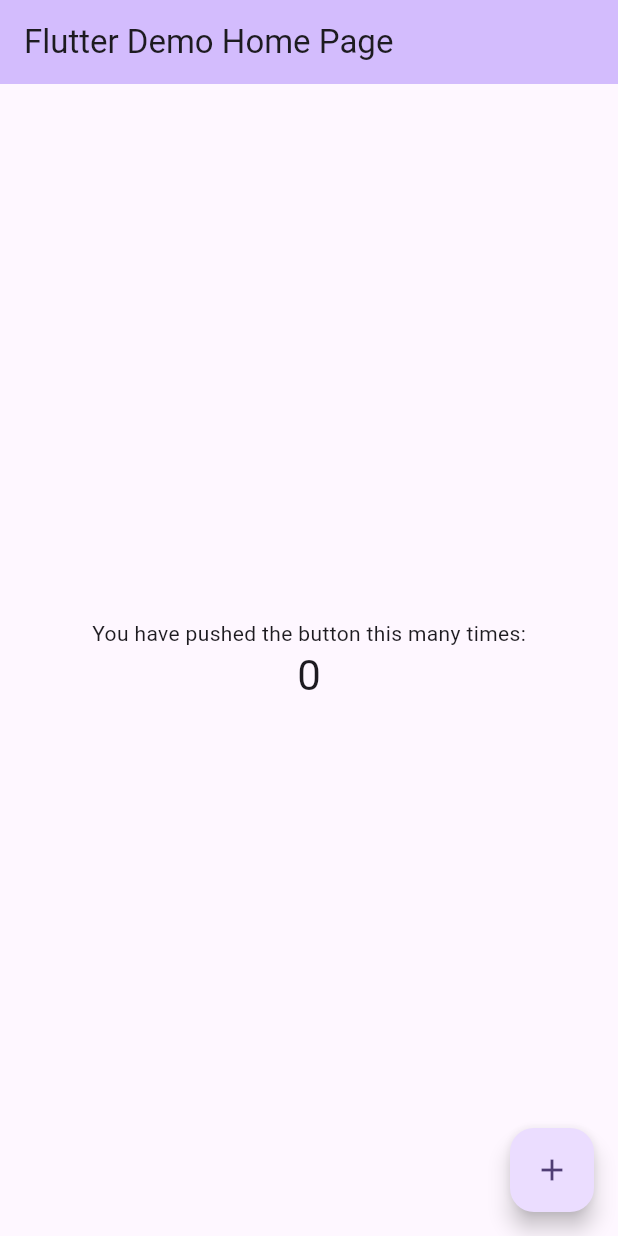
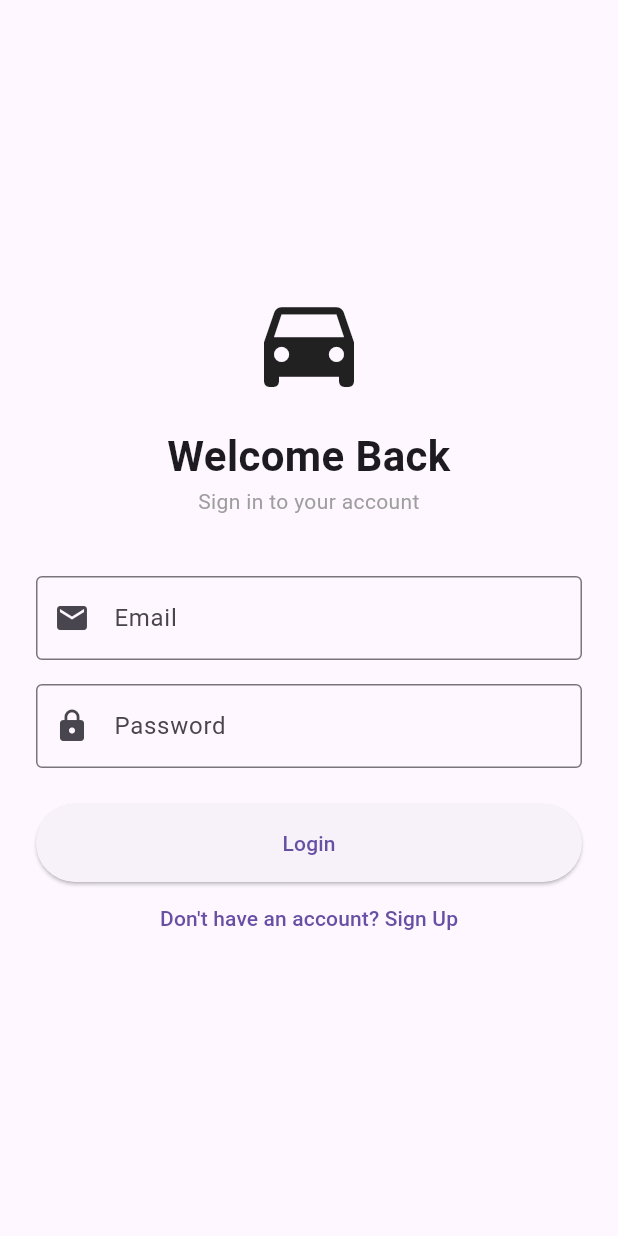
Before and after one commit to ram-rider/random, a Flutter app: the screen it shows after launch, on a phone screen of 412 x 824 dp. Run offline on Flutter 3.47's test engine with Material 3 defaults, Android fonts, the light colour scheme and no system bars; our stand-ins replace cloud_firestore, firebase_auth, firebase_core; accounts and stored records are empty; generated files the repository leaves out were written again.

Commit message:
login logic

```diff
--- /dev/null
+++ b/lib/features/auth/screens/auth_gate.dart
@@ -0,0 +1,24 @@
+import 'package:firebase_auth/firebase_auth.dart';
+import 'package:flutter/material.dart';
+import 'package:random/features/auth/screens/login.dart'; // Replace your_app_name
+import 'package:random/features/dashboard/screens/home.dart'; // Replace your_app_name
+
+class AuthGate extends StatelessWidget {
+  const AuthGate({super.key});
+
+  @override
+  Widget build(BuildContext context) {
+    return StreamBuilder<User?>(
+      stream: FirebaseAuth.instance.authStateChanges(),
+      builder: (context, snapshot) {
+        // User is not signed in
+        if (!snapshot.hasData) {
+          return const LoginScreen();
+        }
+
+        // User is signed in
+        return const HomeScreen();
+      },
+    );
+  }
+}
--- a/lib/features/auth/screens/login.dart
+++ b/lib/features/auth/screens/login.dart
@@ -0,0 +1,106 @@
+import 'package:flutter/material.dart';
+import 'package:random/features/auth/screens/register.dart'; // Replace your_app_name
+import 'package:random/features/auth/services/auth_service.dart'; // Replace your_app_name
+
+class LoginScreen extends StatefulWidget {
+  const LoginScreen({super.key});
+
+  @override
+  State<LoginScreen> createState() => _LoginScreenState();
+}
+
+class _LoginScreenState extends State<LoginScreen> {
+  final _formKey = GlobalKey<FormState>();
+  final _emailController = TextEditingController();
+  final _passwordController = TextEditingController();
+  final _authService = AuthService();
+  bool _isLoading = false;
+
+  @override
+  void dispose() {
+    _emailController.dispose();
+    _passwordController.dispose();
+    super.dispose();
+  }
+
+  Future<void> _login() async {
+    if (!_formKey.currentState!.validate()) return;
+
+    setState(() => _isLoading = true);
+
+    try {
+      await _authService.signInWithEmailPassword(
+        _emailController.text.trim(),
+        _passwordController.text.trim(),
+      );
+      // AuthGate will handle navigation
+    } catch (e) {
+      if (mounted) {
+        ScaffoldMessenger.of(context).showSnackBar(
+          SnackBar(
+            content: Text(e.toString().contains('invalid-credential')
+                ? 'Incorrect email or password.'
+                : 'An error occurred. Please try again.'),
+            backgroundColor: Theme.of(context).colorScheme.error,
+          ),
+        );
+      }
+    } finally {
+      if (mounted) setState(() => _isLoading = false);
+    }
+  }
+
+  @override
+  Widget build(BuildContext context) {
+    return Scaffold(
+      body: SafeArea(
+        child: Center(
+          child: SingleChildScrollView(
+            padding: const EdgeInsets.all(24.0),
+            child: Form(
+              key: _formKey,
+              child: Column(
+                mainAxisAlignment: MainAxisAlignment.center,
+                crossAxisAlignment: CrossAxisAlignment.stretch,
+                children: [
+                  const Icon(Icons.directions_car, size: 80),
+                  const SizedBox(height: 16),
+                  const Text('Welcome Back', textAlign: TextAlign.center, style: TextStyle(fontSize: 28, fontWeight: FontWeight.bold)),
+                  const Text('Sign in to your account', textAlign: TextAlign.center, style: TextStyle(color: Colors.grey)),
+                  const SizedBox(height: 40),
+                  TextFormField(
+                    controller: _emailController,
+                    decoration: const InputDecoration(labelText: 'Email', prefixIcon: Icon(Icons.email), border: OutlineInputBorder()),
+                    keyboardType: TextInputType.emailAddress,
+                    validator: (v) => v!.isEmpty ? 'Please enter an email.' : null,
+                  ),
+                  const SizedBox(height: 16),
+                  TextFormField(
+                    controller: _passwordController,
+                    decoration: const InputDecoration(labelText: 'Password', prefixIcon: Icon(Icons.lock), border: OutlineInputBorder()),
+                    obscureText: true,
+                    validator: (v) => v!.isEmpty ? 'Please enter a password.' : null,
+                  ),
+                  const SizedBox(height: 24),
+                  _isLoading
+                      ? const Center(child: CircularProgressIndicator())
+                      : ElevatedButton(
+                    onPressed: _login,
+                    style: ElevatedButton.styleFrom(padding: const EdgeInsets.symmetric(vertical: 16)),
+                    child: const Text('Login'),
+                  ),
+                  TextButton(
+                    onPressed: () => Navigator.of(context).pushReplacement(
+                      MaterialPageRoute(builder: (_) => const RegisterScreen()),
+                    ),
+                    child: const Text("Don't have an account? Sign Up"),
+                  )
+                ],
+              ),
+            ),
+          ),
+        ),
+      ),
+    );
+  }
+}
--- /dev/null
+++ b/lib/features/auth/services/auth_service.dart
@@ -0,0 +1,54 @@
+import 'package:firebase_auth/firebase_auth.dart';
+import 'package:cloud_firestore/cloud_firestore.dart';
+
+class AuthService {
+  final FirebaseAuth _auth = FirebaseAuth.instance;
+  final FirebaseFirestore _firestore = FirebaseFirestore.instance;
+
+  // Get the stream of auth state changes
+  Stream<User?> get authStateChanges => _auth.authStateChanges();
+
+  // Sign Up with Email & Password
+  Future<UserCredential?> signUpWithEmailPassword(String name, String email, String password) async {
+    try {
+      // Create user in Firebase Authentication
+      UserCredential userCredential = await _auth.createUserWithEmailAndPassword(
+        email: email,
+        password: password,
+      );
+
+      // After creation, save user info to Firestore
+      await _firestore.collection('users').doc(userCredential.user!.uid).set({
+        'uid': userCredential.user!.uid,
+        'name': name,
+        'email': email,
+        // Add other fields like 'profilePicUrl': null initially
+      });
+
+      return userCredential;
+    } on FirebaseAuthException catch (e) {
+      // You can handle specific errors here if you want
+      print(e.message);
+      rethrow; // Rethrow the exception to be caught in the UI
+    }
+  }
+
+  // Sign In with Email & Password
+  Future<UserCredential?> signInWithEmailPassword(String email, String password) async {
+    try {
+      UserCredential userCredential = await _auth.signInWithEmailAndPassword(
+        email: email,
+        password: password,
+      );
+      return userCredential;
+    } on FirebaseAuthException catch (e) {
+      print(e.message);
+      rethrow;
+    }
+  }
+
+  // Sign Out
+  Future<void> signOut() async {
+    await _auth.signOut();
+  }
+}
--- a/lib/main.dart
+++ b/lib/main.dart
@@ -1,122 +1,39 @@
 import 'package:flutter/material.dart';
+import 'package:firebase_core/firebase_core.dart';
+import 'package:random/features/auth/screens/auth_gate.dart'; // Replace your_app_name
+import 'firebase_options.dart'; // Generated by FlutterFire CLI
 
-void main() {
+void main() async {
+  // Ensure Flutter bindings are initialized
+  WidgetsFlutterBinding.ensureInitialized();
+
+  // Initialize Firebase
+  await Firebase.initializeApp(
+    options: DefaultFirebaseOptions.currentPlatform,
+  );
+
   runApp(const MyApp());
 }
 
 class MyApp extends StatelessWidget {
   const MyApp({super.key});
 
-  // This widget is the root of your application.
   @override
   Widget build(BuildContext context) {
     return MaterialApp(
-      title: 'Flutter Demo',
+      title: 'Lift Share App',
+      debugShowCheckedModeBanner: false,
       theme: ThemeData(
-        // This is the theme of your application.
-        //
-        // TRY THIS: Try running your application with "flutter run". You'll see
-        // the application has a purple toolbar. Then, without quitting the app,
-        // try changing the seedColor in the colorScheme below to Colors.green
-        // and then invoke "hot reload" (save your changes or press the "hot
-        // reload" button in a Flutter-supported IDE, or press "r" if you used
-        // the command line to start the app).
-        //
-        // Notice that the counter didn't reset back to zero; the application
-        // state is not lost during the reload. To reset the state, use hot
-        // restart instead.
-        //
-        // This works for code too, not just values: Most code changes can be
-        // tested with just a hot reload.
-        colorScheme: ColorScheme.fromSeed(seedColor: Colors.deepPurple),
+        primarySwatch: Colors.blue,
+        useMaterial3: true,
+        inputDecorationTheme: InputDecorationTheme(
+          border: OutlineInputBorder(
+            borderRadius: BorderRadius.circular(8),
+          ),
+        ),
       ),
-      home: const MyHomePage(title: 'Flutter Demo Home Page'),
+      // Use AuthGate to decide which screen to show
+      home: const AuthGate(),
     );
   }
 }
-
-class MyHomePage extends StatefulWidget {
-  const MyHomePage({super.key, required this.title});
-
-  // This widget is the home page of your application. It is stateful, meaning
-  // that it has a State object (defined below) that contains fields that affect
-  // how it looks.
-
-  // This class is the configuration for the state. It holds the values (in this
-  // case the title) provided by the parent (in this case the App widget) and
-  // used by the build method of the State. Fields in a Widget subclass are
-  // always marked "final".
-
-  final String title;
-
-  @override
-  State<MyHomePage> createState() => _MyHomePageState();
-}
-
-class _MyHomePageState extends State<MyHomePage> {
-  int _counter = 0;
-
-  void _incrementCounter() {
-    setState(() {
-      // This call to setState tells the Flutter framework that something has
-      // changed in this State, which causes it to rerun the build method below
-      // so that the display can reflect the updated values. If we changed
-      // _counter without calling setState(), then the build method would not be
-      // called again, and so nothing would appear to happen.
-      _counter++;
-    });
-  }
-
-  @override
-  Widget build(BuildContext context) {
-    // This method is rerun every time setState is called, for instance as done
-    // by the _incrementCounter method above.
-    //
-    // The Flutter framework has been optimized to make rerunning build methods
-    // fast, so that you can just rebuild anything that needs updating rather
-    // than having to individually change instances of widgets.
-    return Scaffold(
-      appBar: AppBar(
-        // TRY THIS: Try changing the color here to a specific color (to
-        // Colors.amber, perhaps?) and trigger a hot reload to see the AppBar
-        // change color while the other colors stay the same.
-        backgroundColor: Theme.of(context).colorScheme.inversePrimary,
-        // Here we take the value from the MyHomePage object that was created by
-        // the App.build method, and use it to set our appbar title.
-        title: Text(widget.title),
-      ),
-      body: Center(
-        // Center is a layout widget. It takes a single child and positions it
-        // in the middle of the parent.
-        child: Column(
-          // Column is also a layout widget. It takes a list of children and
-          // arranges them vertically. By default, it sizes itself to fit its
-          // children horizontally, and tries to be as tall as its parent.
-          //
-          // Column has various properties to control how it sizes itself and
-          // how it positions its children. Here we use mainAxisAlignment to
-          // center the children vertically; the main axis here is the vertical
-          // axis because Columns are vertical (the cross axis would be
-          // horizontal).
-          //
-          // TRY THIS: Invoke "debug painting" (choose the "Toggle Debug Paint"
-          // action in the IDE, or press "p" in the console), to see the
-          // wireframe for each widget.
-          mainAxisAlignment: MainAxisAlignment.center,
-          children: <Widget>[
-            const Text('You have pushed the button this many times:'),
-            Text(
-              '$_counter',
-              style: Theme.of(context).textTheme.headlineMedium,
-            ),
-          ],
-        ),
-      ),
-      floatingActionButton: FloatingActionButton(
-        onPressed: _incrementCounter,
-        tooltip: 'Increment',
-        child: const Icon(Icons.add),
-      ), // This trailing comma makes auto-formatting nicer for build methods.
-    );
-  }
-}
```
Also changed, not shown: lib/features/auth/models/user_model.dart (added, +32 -0 lines), lib/features/auth/screens/register.dart (+113 -0 lines), lib/features/dashboard/screens/home.dart (+33 -0 lines), pubspec.yaml (+11 -0 lines), 1 other file.
